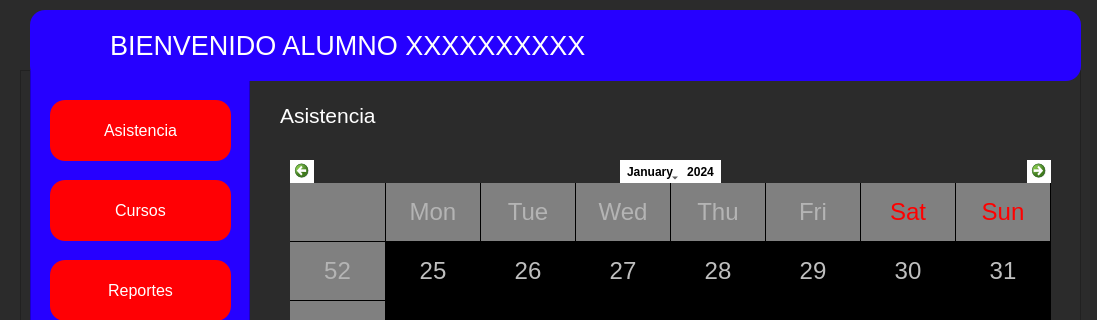
Giavic/Taller_de_software_TF, file entrar.ui: the form before one commit; both pictures show x 0 to 1097 and y 0 to 320 of the 1097 by 644 pixel window.
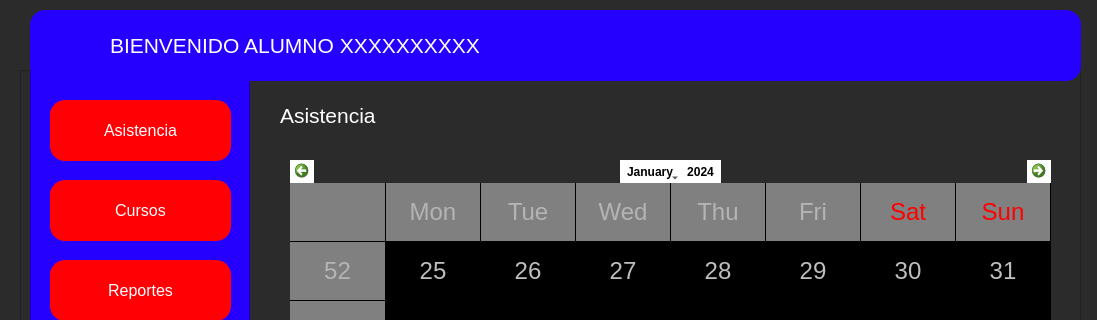
The form after the commit. Icons and pictures are not drawn.

Commit message: interfaz mejorada

Diff of the .ui file:
```diff
--- a/entrar.ui
+++ b/entrar.ui
@@ -71,13 +71,13 @@
      <rect>
       <x>80</x>
       <y>20</y>
-      <width>731</width>
+      <width>891</width>
       <height>31</height>
      </rect>
     </property>
     <property name="font">
      <font>
-      <pointsize>20</pointsize>
+      <pointsize>16</pointsize>
      </font>
     </property>
     <property name="styleSheet">
```
The commit also changes 2 other files.
